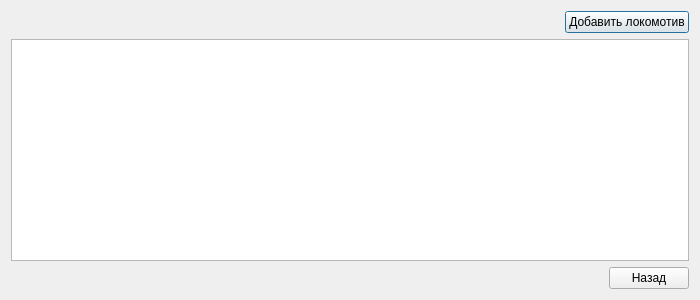
Prygoon/Diploma, file locomotivedbwindow.ui: the form before one commit.
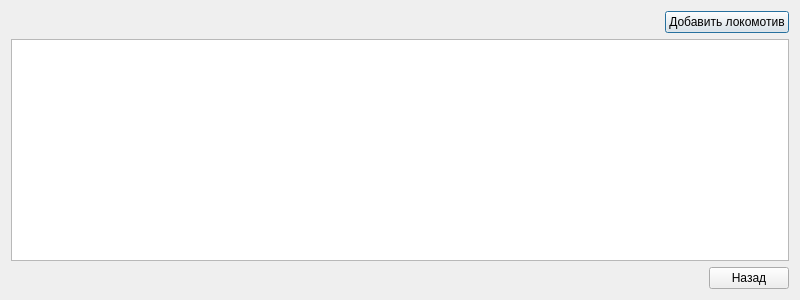
The form after the commit.

```diff
--- a/locomotivedbwindow.ui
+++ b/locomotivedbwindow.ui
@@ -6,7 +6,7 @@
    <rect>
     <x>0</x>
     <y>0</y>
-    <width>700</width>
+    <width>800</width>
     <height>300</height>
    </rect>
   </property>
```
